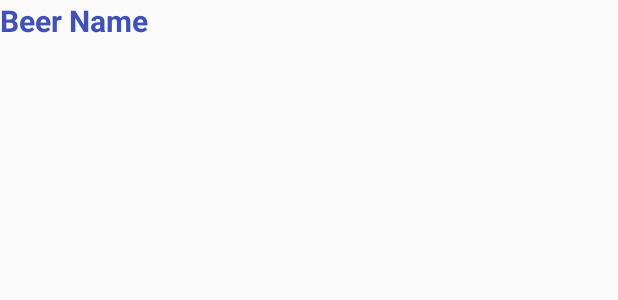
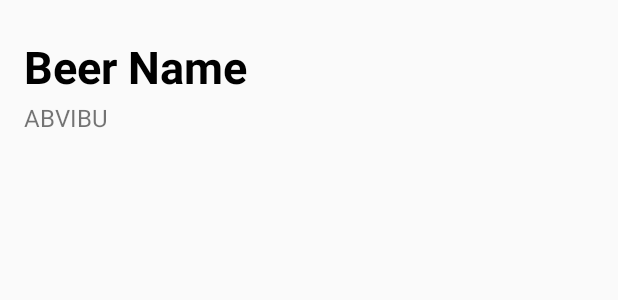
Before and after one commit to christiangmartinez/fizzy-quest, an Android app: the layout beer_list_item.xml on its own in the app's theme, with its tools: preview values and no code run, on a phone screen of 412 x 824 dp. Shown: the top 300 px of the screen. Run offline under Robolectric (Android 15) with nearby library versions, the phone set to English and light mode, and no system bars.

Commit message:
display abv and ibu on recycler view

```diff
--- a/app/src/main/java/io/xtian/fizzyquest/adapters/BeerListAdapter.java
+++ b/app/src/main/java/io/xtian/fizzyquest/adapters/BeerListAdapter.java
@@ -14,9 +14,6 @@ import butterknife.ButterKnife;
 import io.xtian.fizzyquest.R;
 import io.xtian.fizzyquest.models.Beer;
 
-/**
- * Created by michellewisner on 6/4/17.
- */
 
 public class BeerListAdapter extends RecyclerView.Adapter<BeerListAdapter.BeerViewHolder>{
     private ArrayList<Beer> mBeers = new ArrayList<>();
@@ -46,6 +43,7 @@ public class BeerListAdapter extends RecyclerView.Adapter<BeerListAdapter.BeerVi
 
     public  class BeerViewHolder extends RecyclerView.ViewHolder {
         @Bind(R.id.beerNameTextView)TextView mBeerNameTextView;
+        @Bind(R.id.abvibu) TextView mAbvibu;
         private Context mContext;
 
         public BeerViewHolder(View itemView) {
@@ -56,6 +54,8 @@ public class BeerListAdapter extends RecyclerView.Adapter<BeerListAdapter.BeerVi
 
         public void bindBeer(Beer beer) {
             mBeerNameTextView.setText(beer.getName());
+            mAbvibu.setText("abv: " + beer.getAbv() + "   " + "ibu: " + beer.getIbu());
+
         }
 
     }
--- a/app/src/main/java/io/xtian/fizzyquest/models/Beer.java
+++ b/app/src/main/java/io/xtian/fizzyquest/models/Beer.java
@@ -7,9 +7,12 @@ public class Beer {
     private String mAbv;
     private String mIbu;
 
-    public Beer(String beerId, String name) {
+    public Beer(String beerId, String name, String description, String abv, String ibu) {
         this.mBeerId = beerId;
         this.mName = name;
+        this.mDescription = description;
+        this.mAbv = abv;
+        this.mIbu = ibu;
     }
 
     public String getBeerId() {
@@ -20,4 +23,16 @@ public class Beer {
         return mName;
     }
 
+    public String getDescription() {
+        return mDescription;
+    }
+
+    public String getAbv() {
+        return mAbv;
+    }
+
+    public String getIbu() {
+        return mIbu;
+    }
+
 }
--- a/app/src/main/java/io/xtian/fizzyquest/services/FizzyService.java
+++ b/app/src/main/java/io/xtian/fizzyquest/services/FizzyService.java
@@ -45,7 +45,10 @@ public class FizzyService {
                     JSONObject beerJSON = dataJSON.getJSONObject(i);
                     String beerId = beerJSON.getString("id");
                     String name = beerJSON.getString("nameDisplay");
-                    Beer beer = new Beer(beerId, name);
+                    String description = beerJSON.optString("description", "Description not available");
+                    String abv = beerJSON.optString("abv", "No Data");
+                    String ibu = beerJSON.optString("ibu", "No Data");
+                    Beer beer = new Beer(beerId, name, description, abv, ibu);
                     beers.add(beer);
                 }
             }
--- a/app/src/main/res/layout/beer_list_item.xml
+++ b/app/src/main/res/layout/beer_list_item.xml
@@ -1,15 +1,46 @@
 <?xml version="1.0" encoding="utf-8"?>
-<LinearLayout xmlns:android="http://schemas.android.com/apk/res/android"
+<android.support.constraint.ConstraintLayout xmlns:android="http://schemas.android.com/apk/res/android"
+    xmlns:app="http://schemas.android.com/apk/res-auto"
+    xmlns:tools="http://schemas.android.com/tools"
     android:orientation="horizontal"
     android:layout_width="match_parent"
-    android:layout_height="wrap_content">
+    android:layout_height="wrap_content"
+    android:weightSum="1">
 
     <TextView
-        android:layout_width="wrap_content"
+        android:id="@+id/beerNameTextView"
+        android:layout_width="365dp"
+        android:layout_height="51dp"
+        android:paddingLeft="8dp"
+        android:paddingTop="16dp"
+        android:text="Beer Name"
+        android:textAlignment="viewStart"
+        android:textColor="@android:color/black"
+        android:textSize="30dp"
+        android:textStyle="bold"
+        app:layout_constraintTop_toTopOf="parent"
+        android:layout_marginTop="8dp"
+        android:layout_marginRight="8dp"
+        app:layout_constraintRight_toRightOf="parent"
+        android:layout_marginLeft="8dp"
+        app:layout_constraintLeft_toLeftOf="parent"
+        app:layout_constraintHorizontal_bias="0.0" />
+
+    <TextView
+        android:id="@+id/abvibu"
+        android:layout_width="0dp"
         android:layout_height="wrap_content"
-        android:id="@+id/beerNameTextView"
-        android:textSize="20dp"
-        android:textStyle="bold"
-        android:text="Beer Name"
-        android:textColor="@color/colorPrimary"/>
-</LinearLayout>
+        android:layout_marginBottom="8dp"
+        android:layout_marginLeft="8dp"
+        android:layout_marginRight="8dp"
+        android:layout_marginTop="8dp"
+        android:text="ABVIBU"
+        android:textSize="16sp"
+        app:layout_constraintBottom_toBottomOf="parent"
+        app:layout_constraintLeft_toLeftOf="parent"
+        app:layout_constraintRight_toRightOf="parent"
+        app:layout_constraintTop_toBottomOf="@+id/beerNameTextView"
+        app:layout_constraintVertical_bias="0.0"
+        android:paddingLeft="8dp"/>
+
+</android.support.constraint.ConstraintLayout>
```
